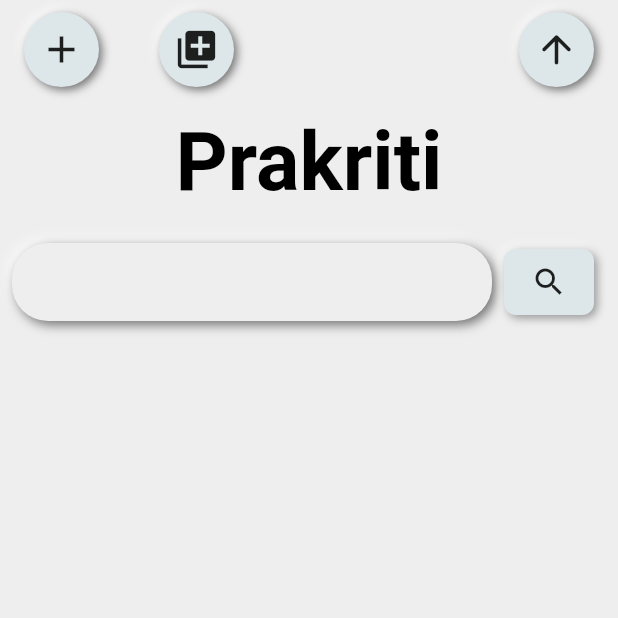
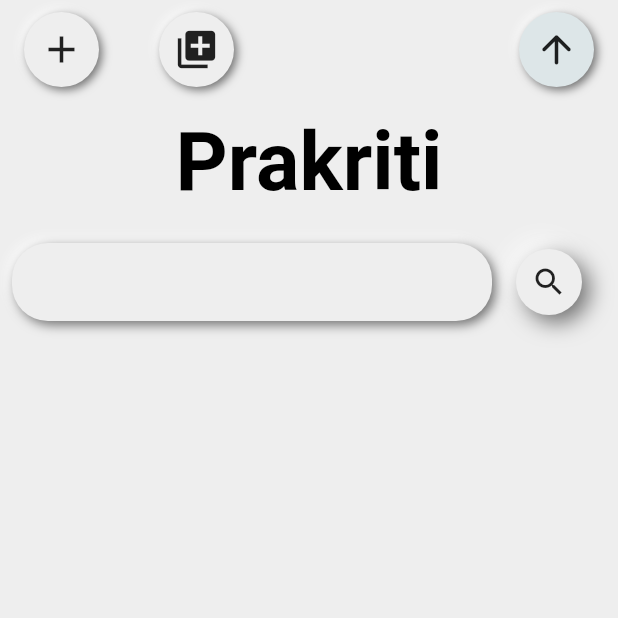
Before and after one commit to LambdaIITH/prakriti-app, a Flutter app: the screen it shows once a user with an empty profile is signed in, on a phone screen of 412 x 824 dp, the top half of it. Run offline on Flutter 3.47's test engine with Material 2 defaults, Android fonts, the phone set to English and light mode, and no system bars; drawn by our look-alikes of flutter_neumorphic; our stand-ins replace cloud_firestore, firebase_auth, firebase_core, firebase_storage, google_fonts, image_picker and 1 more; accounts and stored records are empty.

Commit message:
minor ui changes

```diff
--- a/lib/pages/home_page.dart
+++ b/lib/pages/home_page.dart
@@ -83,6 +83,7 @@ class _HomePageState extends State<HomePage> {
                           },
                           style: const NeumorphicStyle(
                             // depth: 20,
+                            color: Color.fromARGB(255, 238, 238, 238),
                             intensity: 1,
                             lightSource: LightSource.topLeft,
                             boxShape: NeumorphicBoxShape.circle(),
@@ -106,6 +107,7 @@ class _HomePageState extends State<HomePage> {
                           },
                           style: const NeumorphicStyle(
                             // depth: 20,
+                            color: Color.fromARGB(255, 238, 238, 238),
                             intensity: 1,
                             lightSource: LightSource.topLeft,
                             boxShape: NeumorphicBoxShape.circle(),
--- a/lib/widgets/search_bar_widget.dart
+++ b/lib/widgets/search_bar_widget.dart
@@ -59,6 +59,12 @@ class _SearchBarWidgetState extends State<SearchBarWidget> {
         Container(
           padding: const EdgeInsets.all(8),
           child: NeumorphicButton(
+            style: const NeumorphicStyle(
+              color: Color.fromARGB(255, 238, 238, 238),
+              boxShape: NeumorphicBoxShape.circle(),
+              intensity: 1,
+              depth: 10,
+            ),
             onPressed: () {
               if (widget.searchController.text.isNotEmpty) {
                 setState(() {
```
